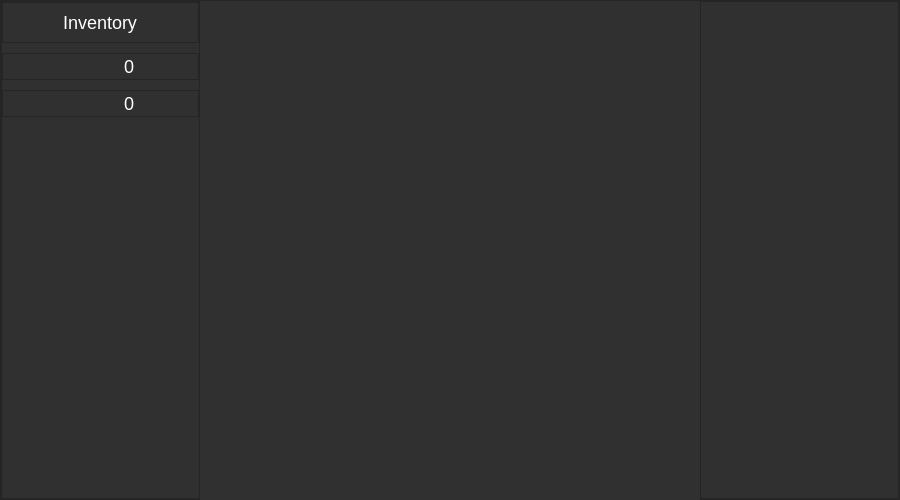
Before: the Qt Designer form mainwindow.ui in PyFlat-Studios-JR/Plant-The-Bomb, drawn with Qt 5.
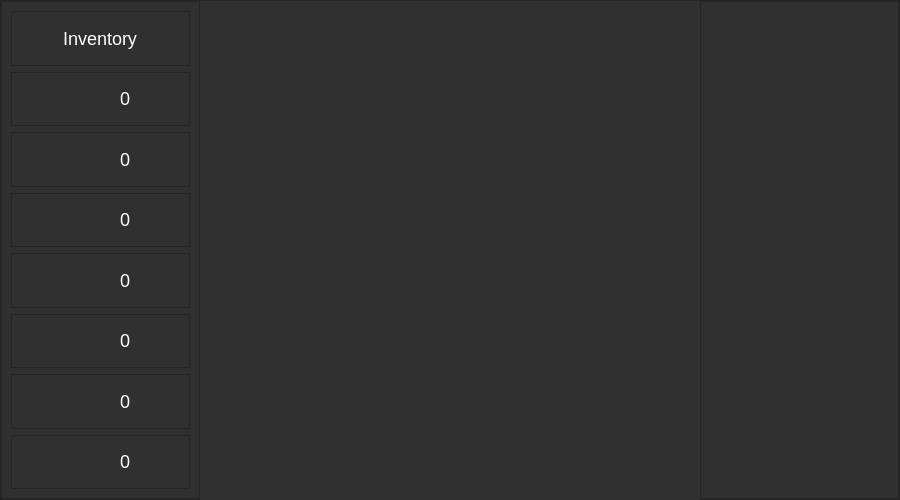
After: the same form once the commit is applied. Icons and pictures are not drawn. Custom widgets are drawn as their Qt base class.

```diff
--- a/mainwindow.ui
+++ b/mainwindow.ui
@@ -766,21 +766,6 @@
               <number>0</number>
              </property>
              <layout class="QVBoxLayout" name="verticalLayout_13">
-              <property name="spacing">
-               <number>10</number>
-              </property>
-              <property name="leftMargin">
-               <number>0</number>
-              </property>
-              <property name="topMargin">
-               <number>0</number>
-              </property>
-              <property name="rightMargin">
-               <number>0</number>
-              </property>
-              <property name="bottomMargin">
-               <number>0</number>
-              </property>
               <item>
                <widget class="QFrame" name="frame_15">
                 <property name="frameShape">
@@ -1003,17 +988,509 @@
                </widget>
               </item>
               <item>
-               <spacer name="verticalSpacer">
-                <property name="orientation">
-                 <enum>Qt::Vertical</enum>
+               <widget class="QFrame" name="frame_19">
+                <property name="frameShape">
+                 <enum>QFrame::StyledPanel</enum>
                 </property>
-                <property name="sizeHint" stdset="0">
-                 <size>
-                  <width>20</width>
-                  <height>40</height>
-                 </size>
+                <property name="frameShadow">
+                 <enum>QFrame::Raised</enum>
                 </property>
-               </spacer>
+                <layout class="QHBoxLayout" name="horizontalLayout_13">
+                 <property name="spacing">
+                  <number>0</number>
+                 </property>
+                 <property name="leftMargin">
+                  <number>0</number>
+                 </property>
+                 <property name="topMargin">
+                  <number>0</number>
+                 </property>
+                 <property name="rightMargin">
+                  <number>0</number>
+                 </property>
+                 <property name="bottomMargin">
+                  <number>0</number>
+                 </property>
+                 <item>
+                  <spacer name="horizontalSpacer_7">
+                   <property name="orientation">
+                    <enum>Qt::Horizontal</enum>
+                   </property>
+                   <property name="sizeType">
+                    <enum>QSizePolicy::Fixed</enum>
+                   </property>
+                   <property name="sizeHint" stdset="0">
+                    <size>
+                     <width>40</width>
+                     <height>20</height>
+                    </size>
+                   </property>
+                  </spacer>
+                 </item>
+                 <item alignment="Qt::AlignHCenter|Qt::AlignVCenter">
+                  <widget class="QPushButton" name="pushButton_4">
+                   <property name="sizePolicy">
+                    <sizepolicy hsizetype="Fixed" vsizetype="Fixed">
+                     <horstretch>0</horstretch>
+                     <verstretch>0</verstretch>
+                    </sizepolicy>
+                   </property>
+                   <property name="minimumSize">
+                    <size>
+                     <width>25</width>
+                     <height>25</height>
+                    </size>
+                   </property>
+                   <property name="maximumSize">
+                    <size>
+                     <width>25</width>
+                     <height>25</height>
+                    </size>
+                   </property>
+                   <property name="text">
+                    <string/>
+                   </property>
+                   <property name="icon">
+                    <iconset>
+                     <normaloff>src/textures/13_heart.png</normaloff>src/textures/13_heart.png</iconset>
+                   </property>
+                   <property name="iconSize">
+                    <size>
+                     <width>25</width>
+                     <height>25</height>
+                    </size>
+                   </property>
+                  </widget>
+                 </item>
+                 <item alignment="Qt::AlignHCenter|Qt::AlignVCenter">
+                  <widget class="QLabel" name="label_4">
+                   <property name="text">
+                    <string>0</string>
+                   </property>
+                  </widget>
+                 </item>
+                 <item>
+                  <spacer name="horizontalSpacer_8">
+                   <property name="orientation">
+                    <enum>Qt::Horizontal</enum>
+                   </property>
+                   <property name="sizeType">
+                    <enum>QSizePolicy::Fixed</enum>
+                   </property>
+                   <property name="sizeHint" stdset="0">
+                    <size>
+                     <width>40</width>
+                     <height>20</height>
+                    </size>
+                   </property>
+                  </spacer>
+                 </item>
+                </layout>
+               </widget>
+              </item>
+              <item>
+               <widget class="QFrame" name="frame_20">
+                <property name="frameShape">
+                 <enum>QFrame::StyledPanel</enum>
+                </property>
+                <property name="frameShadow">
+                 <enum>QFrame::Raised</enum>
+                </property>
+                <layout class="QHBoxLayout" name="horizontalLayout_14">
+                 <property name="spacing">
+                  <number>0</number>
+                 </property>
+                 <property name="leftMargin">
+                  <number>0</number>
+                 </property>
+                 <property name="topMargin">
+                  <number>0</number>
+                 </property>
+                 <property name="rightMargin">
+                  <number>0</number>
+                 </property>
+                 <property name="bottomMargin">
+                  <number>0</number>
+                 </property>
+                 <item>
+                  <spacer name="horizontalSpacer_9">
+                   <property name="orientation">
+                    <enum>Qt::Horizontal</enum>
+                   </property>
+                   <property name="sizeType">
+                    <enum>QSizePolicy::Fixed</enum>
+                   </property>
+                   <property name="sizeHint" stdset="0">
+                    <size>
+                     <width>40</width>
+                     <height>20</height>
+                    </size>
+                   </property>
+                  </spacer>
+                 </item>
+                 <item alignment="Qt::AlignHCenter|Qt::AlignVCenter">
+                  <widget class="QPushButton" name="pushButton_5">
+                   <property name="sizePolicy">
+                    <sizepolicy hsizetype="Fixed" vsizetype="Fixed">
+                     <horstretch>0</horstretch>
+                     <verstretch>0</verstretch>
+                    </sizepolicy>
+                   </property>
+                   <property name="minimumSize">
+                    <size>
+                     <width>25</width>
+                     <height>25</height>
+                    </size>
+                   </property>
+                   <property name="maximumSize">
+                    <size>
+                     <width>25</width>
+                     <height>25</height>
+                    </size>
+                   </property>
+                   <property name="text">
+                    <string/>
+                   </property>
+                   <property name="icon">
+                    <iconset>
+                     <normaloff>src/textures/15_time_bomb.png</normaloff>src/textures/15_time_bomb.png</iconset>
+                   </property>
+                   <property name="iconSize">
+                    <size>
+                     <width>25</width>
+                     <height>25</height>
+                    </size>
+                   </property>
+                  </widget>
+                 </item>
+                 <item alignment="Qt::AlignHCenter|Qt::AlignVCenter">
+                  <widget class="QLabel" name="label_5">
+                   <property name="text">
+                    <string>0</string>
+                   </property>
+                  </widget>
+                 </item>
+                 <item>
+                  <spacer name="horizontalSpacer_10">
+                   <property name="orientation">
+                    <enum>Qt::Horizontal</enum>
+                   </property>
+                   <property name="sizeType">
+                    <enum>QSizePolicy::Fixed</enum>
+                   </property>
+                   <property name="sizeHint" stdset="0">
+                    <size>
+                     <width>40</width>
+                     <height>20</height>
+                    </size>
+                   </property>
+                  </spacer>
+                 </item>
+                </layout>
+               </widget>
+              </item>
+              <item>
+               <widget class="QFrame" name="frame_21">
+                <property name="frameShape">
+                 <enum>QFrame::StyledPanel</enum>
+                </property>
+                <property name="frameShadow">
+                 <enum>QFrame::Raised</enum>
+                </property>
+                <layout class="QHBoxLayout" name="horizontalLayout_15">
+                 <property name="spacing">
+                  <number>0</number>
+                 </property>
+                 <property name="leftMargin">
+                  <number>0</number>
+                 </property>
+                 <property name="topMargin">
+                  <number>0</number>
+                 </property>
+                 <property name="rightMargin">
+                  <number>0</number>
+                 </property>
+                 <property name="bottomMargin">
+                  <number>0</number>
+                 </property>
+                 <item>
+                  <spacer name="horizontalSpacer_11">
+                   <property name="orientation">
+                    <enum>Qt::Horizontal</enum>
+                   </property>
+                   <property name="sizeType">
+                    <enum>QSizePolicy::Fixed</enum>
+                   </property>
+                   <property name="sizeHint" stdset="0">
+                    <size>
+                     <width>40</width>
+                     <height>20</height>
+                    </size>
+                   </property>
+                  </spacer>
+                 </item>
+                 <item alignment="Qt::AlignHCenter|Qt::AlignVCenter">
+                  <widget class="QPushButton" name="pushButton_6">
+                   <property name="sizePolicy">
+                    <sizepolicy hsizetype="Fixed" vsizetype="Fixed">
+                     <horstretch>0</horstretch>
+                     <verstretch>0</verstretch>
+                    </sizepolicy>
+                   </property>
+                   <property name="minimumSize">
+                    <size>
+                     <width>25</width>
+                     <height>25</height>
+                    </size>
+                   </property>
+                   <property name="maximumSize">
+                    <size>
+                     <width>25</width>
+                     <height>25</height>
+                    </size>
+                   </property>
+                   <property name="text">
+                    <string/>
+                   </property>
+                   <property name="icon">
+                    <iconset>
+                     <normaloff>src/textures/17_dynamit.png</normaloff>src/textures/17_dynamit.png</iconset>
+                   </property>
+                   <property name="iconSize">
+                    <size>
+                     <width>25</width>
+                     <height>25</height>
+                    </size>
+                   </property>
+                  </widget>
+                 </item>
+                 <item alignment="Qt::AlignHCenter|Qt::AlignVCenter">
+                  <widget class="QLabel" name="label_6">
+                   <property name="text">
+                    <string>0</string>
+                   </property>
+                  </widget>
+                 </item>
+                 <item>
+                  <spacer name="horizontalSpacer_12">
+                   <property name="orientation">
+                    <enum>Qt::Horizontal</enum>
+                   </property>
+                   <property name="sizeType">
+                    <enum>QSizePolicy::Fixed</enum>
+                   </property>
+                   <property name="sizeHint" stdset="0">
+                    <size>
+                     <width>40</width>
+                     <height>20</height>
+                    </size>
+                   </property>
+                  </spacer>
+                 </item>
+                </layout>
+               </widget>
+              </item>
+              <item>
+               <widget class="QFrame" name="frame_22">
+                <property name="frameShape">
+                 <enum>QFrame::StyledPanel</enum>
+                </property>
+                <property name="frameShadow">
+                 <enum>QFrame::Raised</enum>
+                </property>
+                <layout class="QHBoxLayout" name="horizontalLayout_16">
+                 <property name="spacing">
+                  <number>0</number>
+                 </property>
+                 <property name="leftMargin">
+                  <number>0</number>
+                 </property>
+                 <property name="topMargin">
+                  <number>0</number>
+                 </property>
+                 <property name="rightMargin">
+                  <number>0</number>
+                 </property>
+                 <property name="bottomMargin">
+                  <number>0</number>
+                 </property>
+                 <item>
+                  <spacer name="horizontalSpacer_13">
+                   <property name="orientation">
+                    <enum>Qt::Horizontal</enum>
+                   </property>
+                   <property name="sizeType">
+                    <enum>QSizePolicy::Fixed</enum>
+                   </property>
+                   <property name="sizeHint" stdset="0">
+                    <size>
+                     <width>40</width>
+                     <height>20</height>
+                    </size>
+                   </property>
+                  </spacer>
+                 </item>
+                 <item alignment="Qt::AlignHCenter|Qt::AlignVCenter">
+                  <widget class="QPushButton" name="pushButton_7">
+                   <property name="sizePolicy">
+                    <sizepolicy hsizetype="Fixed" vsizetype="Fixed">
+                     <horstretch>0</horstretch>
+                     <verstretch>0</verstretch>
+                    </sizepolicy>
+                   </property>
+                   <property name="minimumSize">
+                    <size>
+                     <width>25</width>
+                     <height>25</height>
+                    </size>
+                   </property>
+                   <property name="maximumSize">
+                    <size>
+                     <width>25</width>
+                     <height>25</height>
+                    </size>
+                   </property>
+                   <property name="text">
+                    <string/>
+                   </property>
+                   <property name="icon">
+                    <iconset>
+                     <normaloff>src/textures/20_sword.png</normaloff>src/textures/20_sword.png</iconset>
+                   </property>
+                   <property name="iconSize">
+                    <size>
+                     <width>25</width>
+                     <height>25</height>
+                    </size>
+                   </property>
+                  </widget>
+                 </item>
+                 <item alignment="Qt::AlignHCenter|Qt::AlignVCenter">
+                  <widget class="QLabel" name="label_7">
+                   <property name="text">
+                    <string>0</string>
+                   </property>
+                  </widget>
+                 </item>
+                 <item>
+                  <spacer name="horizontalSpacer_14">
+                   <property name="orientation">
+                    <enum>Qt::Horizontal</enum>
+                   </property>
+                   <property name="sizeType">
+                    <enum>QSizePolicy::Fixed</enum>
+                   </property>
+                   <property name="sizeHint" stdset="0">
+                    <size>
+                     <width>40</width>
+                     <height>20</height>
+                    </size>
+                   </property>
+                  </spacer>
+                 </item>
+                </layout>
+               </widget>
+              </item>
+              <item>
+               <widget class="QFrame" name="frame_23">
+                <property name="frameShape">
+                 <enum>QFrame::StyledPanel</enum>
+                </property>
+                <property name="frameShadow">
+                 <enum>QFrame::Raised</enum>
+                </property>
+                <layout class="QHBoxLayout" name="horizontalLayout_17">
+                 <property name="spacing">
+                  <number>0</number>
+                 </property>
+                 <property name="leftMargin">
+                  <number>0</number>
+                 </property>
+                 <property name="topMargin">
+                  <number>0</number>
+                 </property>
+                 <property name="rightMargin">
+                  <number>0</number>
+                 </property>
+                 <property name="bottomMargin">
+                  <number>0</number>
+                 </property>
+                 <item>
+                  <spacer name="horizontalSpacer_15">
+                   <property name="orientation">
+                    <enum>Qt::Horizontal</enum>
+                   </property>
+                   <property name="sizeType">
+                    <enum>QSizePolicy::Fixed</enum>
+                   </property>
+                   <property name="sizeHint" stdset="0">
+                    <size>
+                     <width>40</width>
+                     <height>20</height>
+                    </size>
+                   </property>
+                  </spacer>
+                 </item>
+                 <item alignment="Qt::AlignHCenter|Qt::AlignVCenter">
+                  <widget class="QPushButton" name="pushButton_8">
+                   <property name="sizePolicy">
+                    <sizepolicy hsizetype="Fixed" vsizetype="Fixed">
+                     <horstretch>0</horstretch>
+                     <verstretch>0</verstretch>
+                    </sizepolicy>
+                   </property>
+                   <property name="minimumSize">
+                    <size>
+                     <width>25</width>
+                     <height>25</height>
+                    </size>
+                   </property>
+                   <property name="maximumSize">
+                    <size>
+                     <width>25</width>
+                     <height>25</height>
+                    </size>
+                   </property>
+                   <property name="text">
+                    <string/>
+                   </property>
+                   <property name="icon">
+                    <iconset>
+                     <normaloff>src/textures/23_atomic_bomb.png</normaloff>src/textures/23_atomic_bomb.png</iconset>
+                   </property>
+                   <property name="iconSize">
+                    <size>
+                     <width>25</width>
+                     <height>25</height>
+                    </size>
+                   </property>
+                  </widget>
+                 </item>
+                 <item alignment="Qt::AlignHCenter|Qt::AlignVCenter">
+                  <widget class="QLabel" name="label_8">
+                   <property name="text">
+                    <string>0</string>
+                   </property>
+                  </widget>
+                 </item>
+                 <item>
+                  <spacer name="horizontalSpacer_16">
+                   <property name="orientation">
+                    <enum>Qt::Horizontal</enum>
+                   </property>
+                   <property name="sizeType">
+                    <enum>QSizePolicy::Fixed</enum>
+                   </property>
+                   <property name="sizeHint" stdset="0">
+                    <size>
+                     <width>40</width>
+                     <height>20</height>
+                    </size>
+                   </property>
+                  </spacer>
+                 </item>
+                </layout>
+               </widget>
               </item>
              </layout>
             </widget>
```
